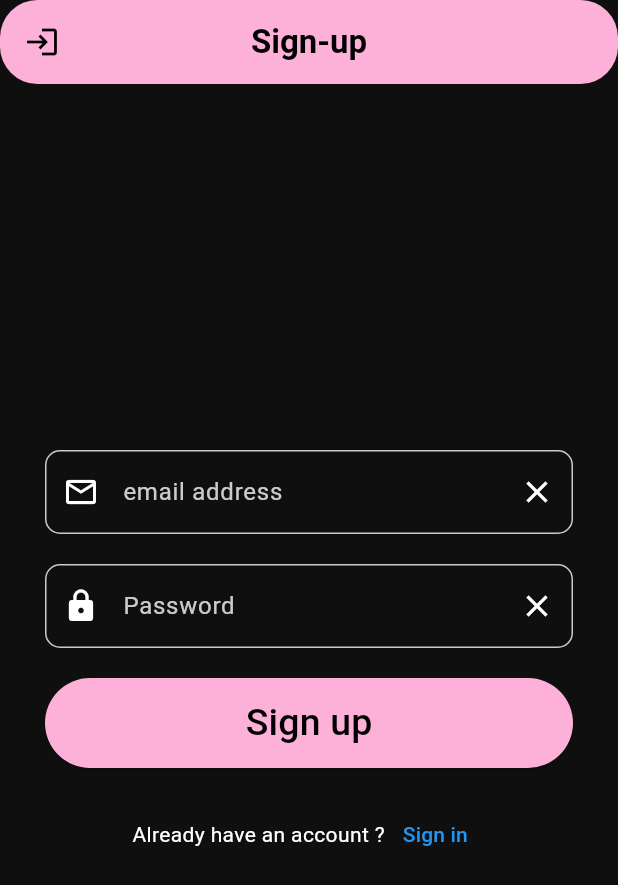
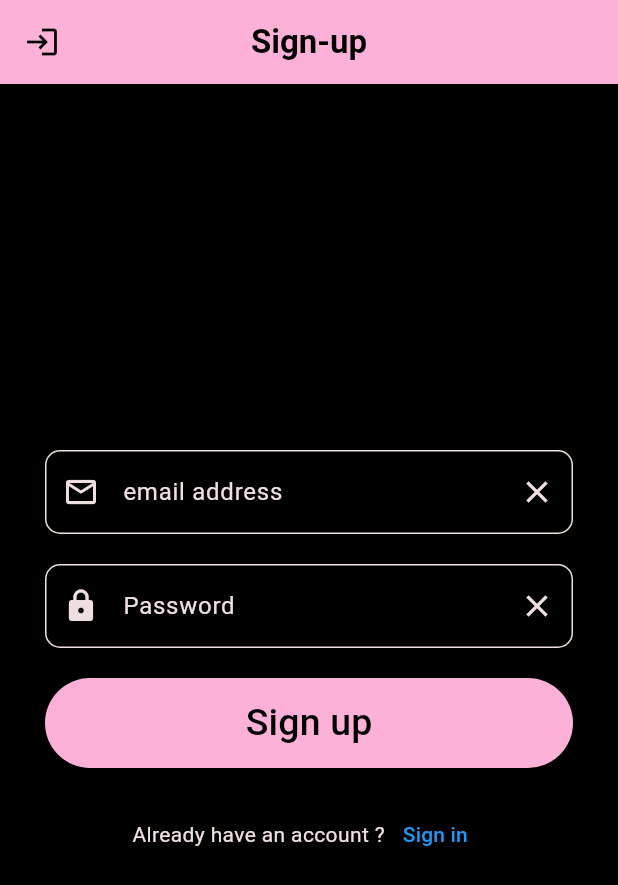
Before and after one commit to Moinuddin9777/storefront_dev, a Flutter app: the screen it shows after launch, after a tap on "Sign up", on a phone screen of 412 x 824 dp. Shown: the top 885 px of the screen. Run offline on Flutter 3.47's test engine with Material 3 defaults, Android fonts, the phone set to English and light mode, and no system bars; our stand-ins replace dio, dropdown_button2, firebase_auth, firebase_core, get; accounts and stored records are empty; network calls fail.

Commit message:
theme added

```diff
--- a/mobile/storefront/lib/auth/view/signin_screen.dart
+++ b/mobile/storefront/lib/auth/view/signin_screen.dart
@@ -11,12 +11,9 @@ class SigninScreen extends StatelessWidget {
     var authController = Get.find<AuthController>();
     return Scaffold(
       resizeToAvoidBottomInset: false,
-      backgroundColor: const Color.fromRGBO(15, 15, 15, 1.0),
+      // backgroundColor: const Color.fromRGBO(15, 15, 15, 1.0),
       appBar: AppBar(
         backgroundColor: const Color.fromRGBO(253, 177, 216, 1.0),
-        shape: RoundedRectangleBorder(
-          borderRadius: BorderRadius.circular(25.0),
-        ),
         leading: const Icon(
           Icons.login,
           color: Color.fromARGB(255, 0, 0, 0),
@@ -38,29 +35,31 @@ class SigninScreen extends StatelessWidget {
             children: [
               TextField(
                 controller: authController.emailController,
-                style: const TextStyle(color: Colors.white),
-                cursorColor: Colors.white,
+                style: TextStyle(
+                    color: Theme.of(context).colorScheme.onBackground),
+                cursorColor: Theme.of(context).colorScheme.onBackground,
                 decoration: InputDecoration(
-                  prefixIcon:
-                      const Icon(Icons.email_outlined, color: Colors.white),
+                  prefixIcon: Icon(Icons.email_outlined,
+                      color: Theme.of(context).colorScheme.onBackground),
                   hintText: 'email address',
-                  hintStyle: const TextStyle(
-                    color: Color.fromARGB(200, 255, 255, 255),
+                  hintStyle: TextStyle(
+                    color: Theme.of(context).colorScheme.onBackground,
                   ),
                   suffixIcon: IconButton(
                     onPressed: () => authController.emailController.clear(),
-                    icon: const Icon(Icons.clear, color: Colors.white),
+                    icon: Icon(Icons.clear,
+                        color: Theme.of(context).colorScheme.onBackground),
                   ),
                   focusedBorder: OutlineInputBorder(
                     borderRadius: BorderRadius.circular(10),
-                    borderSide: const BorderSide(
-                      color: Color.fromARGB(255, 255, 255, 255),
+                    borderSide: BorderSide(
+                      color: Theme.of(context).colorScheme.onBackground,
                     ),
                   ),
                   enabledBorder: OutlineInputBorder(
                     borderRadius: BorderRadius.circular(10),
-                    borderSide: const BorderSide(
-                      color: Color.fromARGB(200, 255, 255, 255),
+                    borderSide: BorderSide(
+                      color: Theme.of(context).colorScheme.onBackground,
                     ),
                   ),
                 ),
@@ -70,29 +69,32 @@ class SigninScreen extends StatelessWidget {
               //password
               TextField(
                 obscureText: true,
-                style: const TextStyle(color: Colors.white),
-                cursorColor: Colors.white,
+                style: TextStyle(
+                    color: Theme.of(context).colorScheme.onBackground),
+                cursorColor: Theme.of(context).colorScheme.onBackground,
                 controller: authController.passwordController,
                 decoration: InputDecoration(
-                  prefixIcon: const Icon(Icons.lock, color: Colors.white),
+                  prefixIcon: Icon(Icons.lock,
+                      color: Theme.of(context).colorScheme.onBackground),
                   hintText: 'Password',
-                  hintStyle: const TextStyle(
-                    color: Color.fromARGB(200, 255, 255, 255),
+                  hintStyle: TextStyle(
+                    color: Theme.of(context).colorScheme.onBackground,
                   ),
                   suffixIcon: IconButton(
                     onPressed: () => authController.passwordController.clear(),
-                    icon: const Icon(Icons.clear, color: Colors.white),
+                    icon: Icon(Icons.clear,
+                        color: Theme.of(context).colorScheme.onBackground),
                   ),
                   focusedBorder: OutlineInputBorder(
                     borderRadius: BorderRadius.circular(10),
-                    borderSide: const BorderSide(
-                      color: Color.fromARGB(255, 255, 255, 255),
+                    borderSide: BorderSide(
+                      color: Theme.of(context).colorScheme.onBackground,
                     ),
                   ),
                   enabledBorder: OutlineInputBorder(
                     borderRadius: BorderRadius.circular(10),
-                    borderSide: const BorderSide(
-                      color: Color.fromARGB(200, 255, 255, 255),
+                    borderSide: BorderSide(
+                      color: Theme.of(context).colorScheme.onBackground,
                     ),
                   ),
                 ),
@@ -152,10 +154,10 @@ class SigninScreen extends StatelessWidget {
                 child: Row(
                   mainAxisAlignment: MainAxisAlignment.center,
                   children: [
-                    const Text(
+                    Text(
                       'Don\'t have an account ?',
                       style: TextStyle(
-                        color: Colors.white,
+                        color: Theme.of(context).colorScheme.onBackground,
                       ),
                     ),
                     TextButton(
--- a/mobile/storefront/lib/auth/view/signup_screen.dart
+++ b/mobile/storefront/lib/auth/view/signup_screen.dart
@@ -11,12 +11,9 @@ class SignupScreen extends StatelessWidget {
     var authController = Get.find<AuthController>();
     return Scaffold(
       resizeToAvoidBottomInset: false,
-      backgroundColor: const Color.fromRGBO(15, 15, 15, 1.0),
       appBar: AppBar(
         backgroundColor: const Color.fromRGBO(253, 177, 216, 1.0),
-        shape: RoundedRectangleBorder(
-          borderRadius: BorderRadius.circular(25.0),
-        ),
+
         leading: const Icon(
           Icons.login,
           color: Color.fromARGB(255, 0, 0, 0),
@@ -39,29 +36,31 @@ class SignupScreen extends StatelessWidget {
               //email address
               TextField(
                 controller: authController.emailController,
-                style: const TextStyle(color: Colors.white),
-                cursorColor: Colors.white,
+                style: TextStyle(
+                    color: Theme.of(context).colorScheme.onBackground),
+                cursorColor: Theme.of(context).colorScheme.onBackground,
                 decoration: InputDecoration(
-                  prefixIcon:
-                      const Icon(Icons.email_outlined, color: Colors.white),
+                  prefixIcon: Icon(Icons.email_outlined,
+                      color: Theme.of(context).colorScheme.onBackground),
                   hintText: 'email address',
-                  hintStyle: const TextStyle(
-                    color: Color.fromARGB(200, 255, 255, 255),
+                  hintStyle: TextStyle(
+                    color: Theme.of(context).colorScheme.onBackground,
                   ),
                   suffixIcon: IconButton(
                     onPressed: () => authController.emailController.clear(),
-                    icon: const Icon(Icons.clear, color: Colors.white),
+                    icon: Icon(Icons.clear,
+                        color: Theme.of(context).colorScheme.onBackground),
                   ),
                   focusedBorder: OutlineInputBorder(
                     borderRadius: BorderRadius.circular(10),
-                    borderSide: const BorderSide(
-                      color: Color.fromARGB(255, 255, 255, 255),
+                    borderSide: BorderSide(
+                      color: Theme.of(context).colorScheme.onBackground,
                     ),
                   ),
                   enabledBorder: OutlineInputBorder(
                     borderRadius: BorderRadius.circular(10),
-                    borderSide: const BorderSide(
-                      color: Color.fromARGB(200, 255, 255, 255),
+                    borderSide: BorderSide(
+                      color: Theme.of(context).colorScheme.onBackground,
                     ),
                   ),
                 ),
@@ -72,28 +71,31 @@ class SignupScreen extends StatelessWidget {
               TextField(
                 obscureText: true,
                 controller: authController.passwordController,
-                style: const TextStyle(color: Colors.white),
-                cursorColor: Colors.white,
+                style: TextStyle(
+                    color: Theme.of(context).colorScheme.onBackground),
+                cursorColor: Theme.of(context).colorScheme.onBackground,
                 decoration: InputDecoration(
-                  prefixIcon: const Icon(Icons.lock, color: Colors.white),
+                  prefixIcon: Icon(Icons.lock,
+                      color: Theme.of(context).colorScheme.onBackground),
                   hintText: 'Password',
-                  hintStyle: const TextStyle(
-                    color: Color.fromARGB(200, 255, 255, 255),
+                  hintStyle: TextStyle(
+                    color: Theme.of(context).colorScheme.onBackground,
                   ),
                   suffixIcon: IconButton(
                     onPressed: () => authController.passwordController.clear(),
-                    icon: const Icon(Icons.clear, color: Colors.white),
+                    icon: Icon(Icons.clear,
+                        color: Theme.of(context).colorScheme.onBackground),
                   ),
                   focusedBorder: OutlineInputBorder(
                     borderRadius: BorderRadius.circular(10),
-                    borderSide: const BorderSide(
-                      color: Color.fromARGB(255, 255, 255, 255),
+                    borderSide: BorderSide(
+                      color: Theme.of(context).colorScheme.onBackground,
                     ),
                   ),
                   enabledBorder: OutlineInputBorder(
                     borderRadius: BorderRadius.circular(10),
-                    borderSide: const BorderSide(
-                      color: Color.fromARGB(200, 255, 255, 255),
+                    borderSide: BorderSide(
+                      color: Theme.of(context).colorScheme.onBackground,
                     ),
                   ),
                 ),
@@ -141,10 +143,10 @@ class SignupScreen extends StatelessWidget {
                 child: Row(
                   mainAxisAlignment: MainAxisAlignment.center,
                   children: [
-                    const Text(
+                    Text(
                       'Already have an account ?',
                       style: TextStyle(
-                        color: Colors.white,
+                        color: Theme.of(context).colorScheme.onBackground,
                       ),
                     ),
                     TextButton(
--- a/mobile/storefront/lib/bottom_bar/view/bottom_bar.dart
+++ b/mobile/storefront/lib/bottom_bar/view/bottom_bar.dart
@@ -1,12 +1,17 @@
 import 'package:flutter/material.dart';
 import 'package:get/get.dart';
 import 'package:storefront/bottom_bar/controller/bottom_navigation_controller.dart';
+import 'package:storefront/product_screen/controller/dropdown_controller.dart';
+import 'package:storefront/theme/controller/theme_controller.dart';
 
 class Home extends StatelessWidget {
   const Home({super.key});
 
   @override
   Widget build(BuildContext context) {
+    Get.put(ThemeController());
+    Get.put(DropdownController());
+    Get.put(BottomBarController());
     return Scaffold(
       body: GetBuilder<BottomBarController>(
         init: BottomBarController(),
--- a/mobile/storefront/lib/main.dart
+++ b/mobile/storefront/lib/main.dart
@@ -3,6 +3,7 @@ import 'package:firebase_core/firebase_core.dart';
 import 'package:flutter/material.dart';
 import 'package:storefront/firebase_options.dart';
 import 'package:storefront/splashscreen/view/splash_screen.dart';
+import 'package:storefront/theme/models/theme.dart';
 
 void main() async {
   WidgetsFlutterBinding.ensureInitialized();
@@ -17,9 +18,11 @@ class MyApp extends StatelessWidget {
 
   @override
   Widget build(BuildContext context) {
-    return const GetMaterialApp(
+    return GetMaterialApp(
       debugShowCheckedModeBanner: false,
-      home: SplashScreen(),
+      theme: AppThemes.darkTheme,
+      themeMode: ThemeMode.light,
+      home: const SplashScreen(),
     );
   }
 }
--- a/mobile/storefront/lib/splashscreen/view/splash_screen.dart
+++ b/mobile/storefront/lib/splashscreen/view/splash_screen.dart
@@ -1,6 +1,7 @@
 import 'package:flutter/material.dart';
 import 'package:get/get.dart';
 import 'package:storefront/auth/controller/auth_controller.dart';
+import 'package:storefront/product_screen/controller/product_controller.dart';
 import 'package:storefront/splashscreen/controller/splashscreen_controller.dart';
 
 class SplashScreen extends StatelessWidget {
@@ -9,6 +10,9 @@ class SplashScreen extends StatelessWidget {
   Widget build(BuildContext context) {
     Get.put(SplashScreenController());
     Get.put(AuthController());
+    Get.put(ProductController());
+
+
     return Scaffold(
       body: Container(
         decoration: const BoxDecoration(
--- /dev/null
+++ b/mobile/storefront/lib/theme/models/theme.dart
@@ -0,0 +1,26 @@
+import "package:flutter/material.dart";
+import "package:storefront/theme/models/theme_consts.dart";
+
+class AppThemes {
+  static ThemeData darkTheme = ThemeData(
+    scaffoldBackgroundColor: Colors.black,
+    colorScheme: ColorScheme.fromSeed(
+      brightness: Brightness.dark,
+      seedColor: darkThemeColor,
+    ),
+    cardTheme: const CardTheme(
+      color: Colors.white,
+    ),
+  );
+
+  static ThemeData lightTheme = ThemeData(
+    scaffoldBackgroundColor: Colors.white,
+    colorScheme: ColorScheme.fromSeed(
+      brightness: Brightness.light,
+      seedColor: lightThemeColor,
+    ),
+    cardTheme: const CardTheme(
+      color: Colors.black,
+    ),
+  );
+}
--- /dev/null
+++ b/mobile/storefront/lib/theme/models/theme_consts.dart
@@ -0,0 +1,5 @@
+import 'package:flutter/material.dart';
+
+const Color darkThemeColor = Colors.black;
+
+const Color lightThemeColor = Colors.white;
```
Also changed, not shown: mobile/storefront/lib/home_screen/view/home_screen.dart (+7 -11 lines), mobile/storefront/lib/product_screen/controller/product_controller.dart (+6 -7 lines), mobile/storefront/lib/product_screen/view/products_screen.dart (+22 -11 lines), mobile/storefront/lib/profile_screen/view/profile_screen.dart (+22 -11 lines), mobile/storefront/lib/theme/controller/theme_controller.dart (added, +16 -0 lines).
